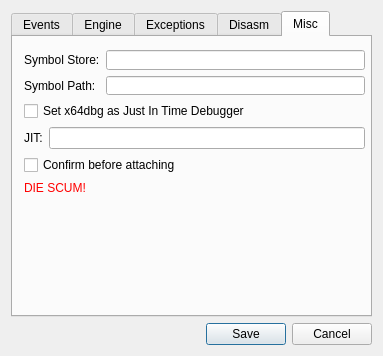
Qt form src/gui/Src/Gui/SettingsDialog.ui (x64dbg/x64dbg) before a commit.
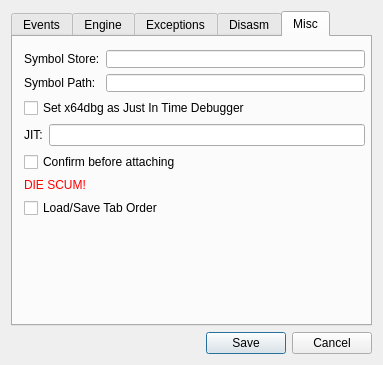
The same form after that commit. The open tabs and pages were chosen to show the change. Icons and pictures are not drawn.

Commit message: Added option to save/load MainWindow tab orders with a setting in the Misc tab in the settingsDialog

Diff of the .ui file:
```diff
--- a/src/gui/Src/Gui/SettingsDialog.ui
+++ b/src/gui/Src/Gui/SettingsDialog.ui
@@ -7,7 +7,7 @@
     <x>0</x>
     <y>0</y>
     <width>383</width>
-    <height>307</height>
+    <height>365</height>
    </rect>
   </property>
   <property name="sizePolicy">
@@ -432,7 +432,7 @@
          <x>11</x>
          <y>13</y>
          <width>341</width>
-         <height>145</height>
+         <height>168</height>
         </rect>
        </property>
        <layout class="QVBoxLayout" name="verticalLayout_9">
@@ -507,6 +507,13 @@
           </property>
          </widget>
         </item>
+        <item>
+         <widget class="QCheckBox" name="chkSaveLoadTabOrder">
+          <property name="text">
+           <string>Load/Save Tab Order</string>
+          </property>
+         </widget>
+        </item>
        </layout>
       </widget>
      </widget>
```
Left out of the diff: 2 changed lines with no effect on the pictures. The commit also changes 7 other files.
